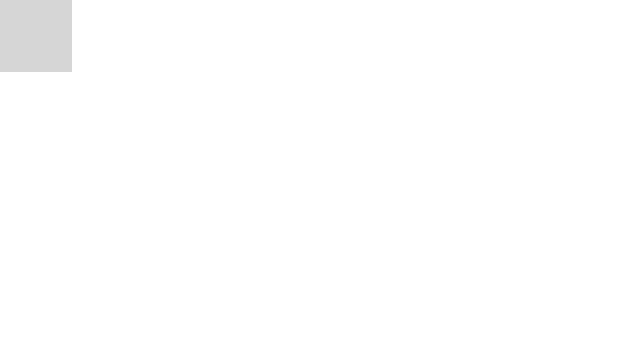
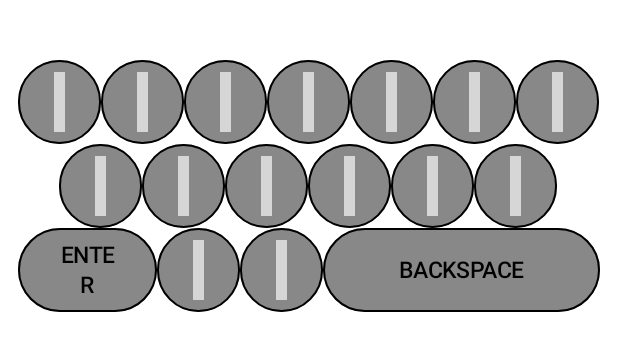
Before and after one commit to being-eyram/Speechsmith, an Android app built with Jetpack Compose: the @Preview function DefaultPreview, on a phone screen of 412 x 824 dp. Shown: the top 351 px of the screen. Run offline under Robolectric (Android 15) with nearby library versions, the phone set to English and light mode, and no system bars; 5 statements that could not run were skipped; grey boxes are pictures that could not be loaded.

Commit message:
Add keyboard

```diff
--- a/app/src/main/java/io/eyram/speechsmith/ui/components/Keyboard.kt
+++ b/app/src/main/java/io/eyram/speechsmith/ui/components/Keyboard.kt
@@ -3,12 +3,14 @@ package io.eyram.speechsmith.ui.components
 import androidx.compose.animation.Animatable
 import androidx.compose.animation.core.CubicBezierEasing
 import androidx.compose.animation.core.tween
+import androidx.compose.foundation.BorderStroke
 import androidx.compose.foundation.background
 import androidx.compose.foundation.border
-import androidx.compose.foundation.layout.Box
-import androidx.compose.foundation.layout.padding
-import androidx.compose.foundation.layout.size
+import androidx.compose.foundation.layout.*
+import androidx.compose.material3.Button
+import androidx.compose.material3.ButtonDefaults
 import androidx.compose.material3.Text
+import androidx.compose.material3.contentColorFor
 import androidx.compose.runtime.Composable
 import androidx.compose.runtime.LaunchedEffect
 import androidx.compose.runtime.remember
@@ -18,12 +20,113 @@ import androidx.compose.ui.graphics.Color
 import androidx.compose.ui.layout.Layout
 import androidx.compose.ui.layout.layoutId
 import androidx.compose.ui.text.font.FontWeight
+import androidx.compose.ui.text.style.TextAlign
 import androidx.compose.ui.tooling.preview.Devices
 import androidx.compose.ui.tooling.preview.Preview
 import androidx.compose.ui.unit.dp
 import androidx.compose.ui.unit.sp
 import io.eyram.speechsmith.ui.theme.SpeechsmithTheme
 import kotlin.math.roundToInt
+
+
+@Composable
+fun Keyboard(keyboardViewModel: KeyboardViewModel = viewModel()) {
+
+    val keyboardState = keyboardViewModel.keyboardState
+    val keyboardLabels = keyboardState.keyboardCharacters
+    val spellBoxStateList = keyboardViewModel.spellBoxStateList
+
+    //Return the Character typed from the keyboard or an empty string if nothing was
+    //entered
+    fun getTypedCharacter(index: Int): String {
+        return if (index <= keyboardState.typedCharacters.lastIndex)
+            keyboardState.typedCharacters[index]
+        else ""
+    }
+
+
+    Column {
+        Row(
+            modifier = Modifier
+                .padding(top = 20.dp, bottom = 20.dp)
+                .fillMaxWidth(),
+            verticalAlignment = Alignment.CenterVertically,
+            horizontalArrangement = Arrangement.Center
+        ) {
+            spellBoxStateList.forEachIndexed { index, spellBoxState ->
+                SpellBox(
+                    text = getTypedCharacter(index),
+                    isNext = index == keyboardState.spellBoxIndicatorPosition,
+                    state = spellBoxState
+                )
+            }
+        }
+
+        KeyboardLayout(
+            modifier = Modifier
+                .padding(horizontal = 12.dp)
+                .height(168.dp)
+        ) {
+            repeat(15) { index ->
+                Button(
+                    border = BorderStroke(width = 1.dp, Color.Black),
+                    colors = ButtonDefaults.buttonColors(
+                        containerColor = Color.Gray,
+                        contentColor = contentColorFor(Color.Gray)
+                    ),
+                    modifier = Modifier
+                        .layoutId("key$index")
+                        .fillMaxSize(),
+                    onClick = {
+                        keyboardViewModel.onKeyBoardKeyPress(keyboardLabels[index])
+                    }
+                )
+                {
+                    Text(
+                        text = keyboardLabels[index],
+                        fontSize = 20.sp
+                    )
+                }
+            }
+
+            Button(
+                border = BorderStroke(width = 1.dp, Color.Black),
+                colors = ButtonDefaults.buttonColors(
+                    containerColor = Color.Gray,
+                    contentColor = contentColorFor(Color.Gray)
+                ),
+                modifier = Modifier
+                    .layoutId(ENTER_KEY_ID)
+                    .fillMaxSize(),
+                onClick = { keyboardViewModel.onEnterPress() }
+            ) {
+                Text(
+                    modifier = Modifier.fillMaxWidth(),
+                    text = "ENTER",
+                    fontSize = 15.sp,
+                    textAlign = TextAlign.Center
+                )
+            }
+
+            Button(
+                border = BorderStroke(width = 1.dp, Color.Black),
+                colors = ButtonDefaults.buttonColors(
+                    containerColor = Color.Gray,
+                    contentColor = contentColorFor(Color.Gray)
+                ),
+                modifier = Modifier
+                    .layoutId(BACKSPACE_KEY_ID)
+                    .fillMaxSize(),
+                onClick = { keyboardViewModel.onBackSpacePress() }
+            ) {
+                Text(
+                    text = "BACKSPACE",
+                    fontSize = 15.sp
+                )
+            }
+        }
+    }
+}
 
 @Composable
 fun KeyboardLayout(
```
